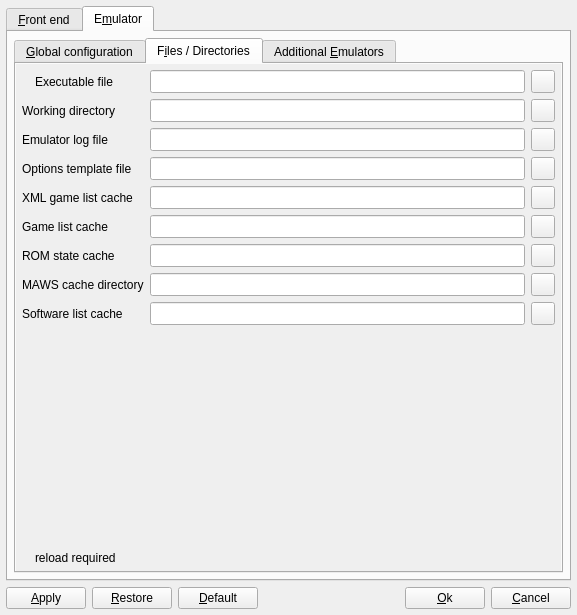
Old version of the form options.ui in the repository qmc2/qmc2-mame-fe.
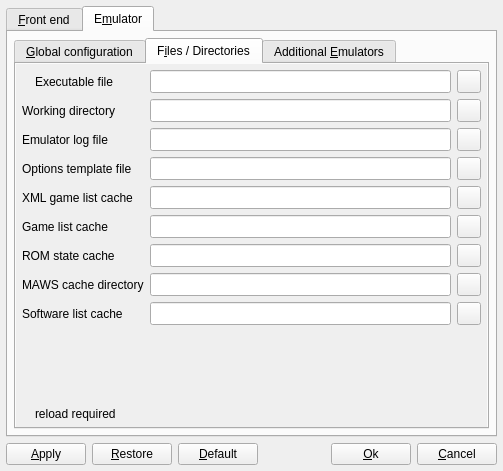
New version of the form. The open tabs and pages were chosen to show the change. Icons and pictures are not drawn.

The edit to the form file:
```diff
--- a/options.ui
+++ b/options.ui
@@ -7,8 +7,8 @@
    <rect>
     <x>0</x>
     <y>0</y>
-    <width>577</width>
-    <height>615</height>
+    <width>503</width>
+    <height>471</height>
    </rect>
   </property>
   <property name="windowTitle">
@@ -3510,8 +3510,8 @@
                <rect>
                 <x>0</x>
                 <y>0</y>
-                <width>1640</width>
-                <height>480</height>
+                <width>187</width>
+                <height>307</height>
                </rect>
               </property>
               <layout class="QGridLayout" name="gridLayout_8">
```
Left out of the diff: 13 changed lines with no effect on the pictures.
